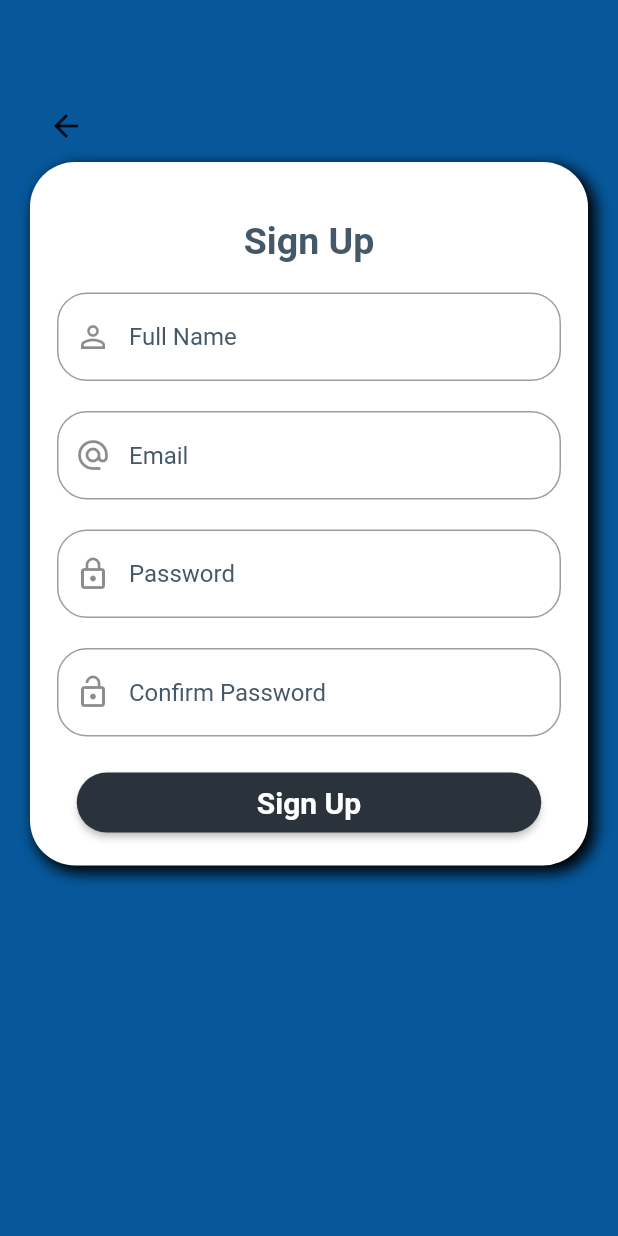
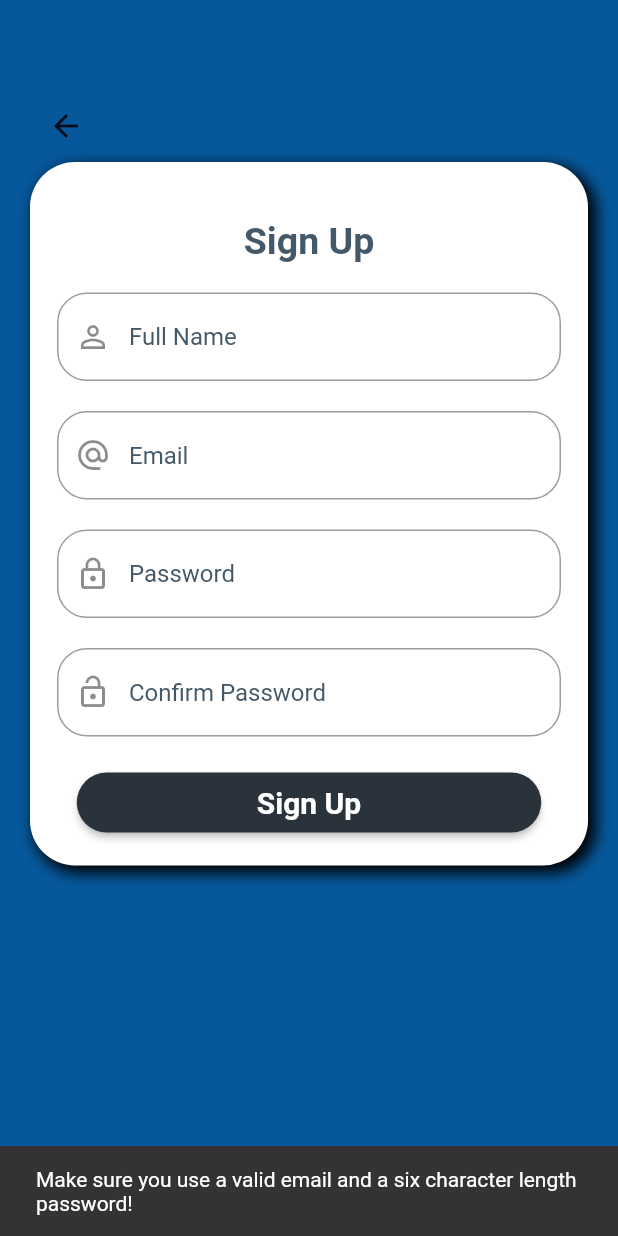
Before and after one commit to Marco-Puig/ClubIt-App, a Flutter app: the OurSignUp screen opened directly, after a tap on "Sign Up", on a phone screen of 412 x 824 dp. Run offline on Flutter 3.47's test engine with Material 2 defaults, Android fonts, the phone set to English and light mode, and no system bars; our stand-ins replace firebase_auth, firebase_core, google_sign_in; accounts and stored records are empty; network calls fail.

```diff
--- a/lib/screens/signup/localwidgets/signUpForm.dart
+++ b/lib/screens/signup/localwidgets/signUpForm.dart
@@ -18,8 +18,17 @@ class _OurSignUpFormState extends State<OurSignUpForm> {
     CurrentUser _currentUser = Provider.of<CurrentUser>(context, listen: false);
 
     try {
-      if (await _currentUser.signUpUser(email, password)) {
+      String _returnString = await _currentUser.signUpUser(email, password);
+      if (_returnString == 'success') {
         Navigator.pop(context);
+      } else {
+        Scaffold.of(context).showSnackBar(
+          SnackBar(
+            content: Text(
+                "Make sure you use a valid email and a six character length password!"),
+            duration: Duration(seconds: 2),
+          ),
+        );
       }
     } catch (e) {
       print(e);
--- a/lib/states/currentUser.dart
+++ b/lib/states/currentUser.dart
@@ -12,15 +12,15 @@ class CurrentUser extends ChangeNotifier {
 
   FirebaseAuth _auth = FirebaseAuth.instance;
 
-  Future<bool> signUpUser(String email, String password) async {
-    bool retVal = false;
+  Future<String> signUpUser(String email, String password) async {
+    String retVal = "error";
 
     try {
       UserCredential _authResult = await _auth.createUserWithEmailAndPassword(
           email: email, password: password);
 
       if (_authResult.user != null) {
-        retVal = true;
+        retVal = "success";
       }
     } catch (e) {
       print(e);
@@ -29,17 +29,16 @@ class CurrentUser extends ChangeNotifier {
     return retVal;
   }
 
-  Future<bool> loginUser(String email, String password) async {
-    bool retVal = false;
+  Future<String> loginUserWithEmail(String email, String password) async {
+    String retVal = "error";
 
     try {
       UserCredential _authResult = await _auth.signInWithEmailAndPassword(
           email: email, password: password);
-
-      if (_authResult.user != null) {
+      {
         _email = email;
         _pass = password;
-        retVal = true;
+        retVal = "success";
       }
     } catch (e) {
       print(e);
--- a/pubspec.yaml
+++ b/pubspec.yaml
@@ -32,6 +32,7 @@ dependencies:
   firebase_auth:
   firebase_core:
   provider:
+  google_sign_in:
 
 
   # The following adds the Cupertino Icons font to your application.
@@ -63,7 +64,7 @@ flutter:
   # To add assets to your application, add an assets section, like this:
   assets:
     - assets/clubit-logo-t.png
-
+    - assets/google-logo.png
   # An image asset can refer to one or more resolution-specific "variants", see
   # https://flutter.dev/assets-and-images/#resolution-aware.
 
```
Also changed, not shown: lib/screens/login/loginForm.dart (+30 -2 lines), assets/apple-logo.png (added), assets/google-logo.png (added), pubspec.lock, 1 other file.
